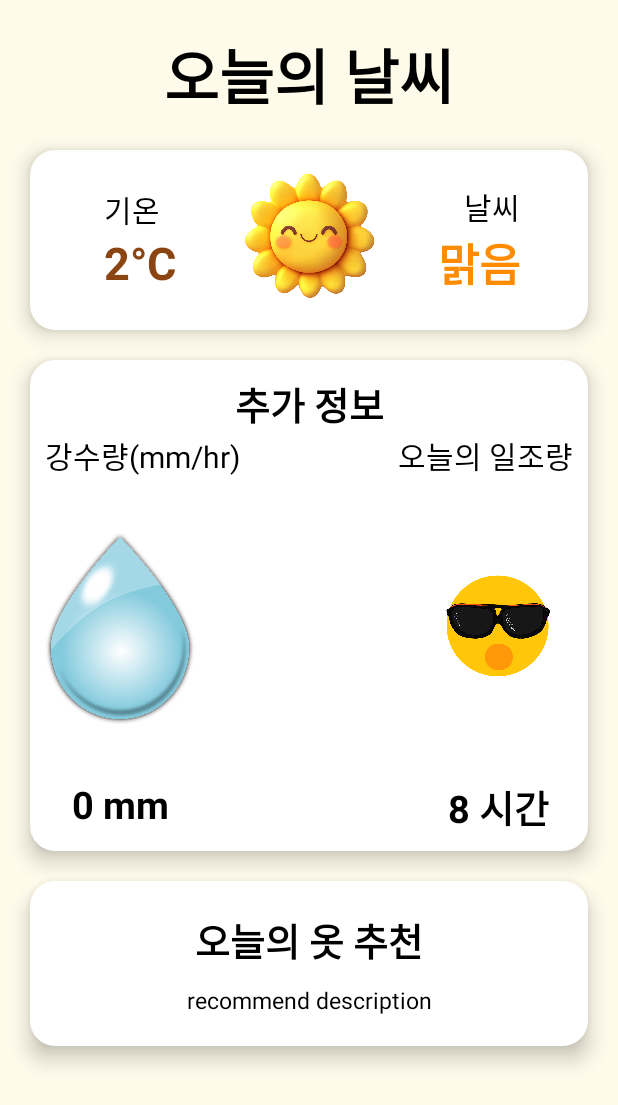
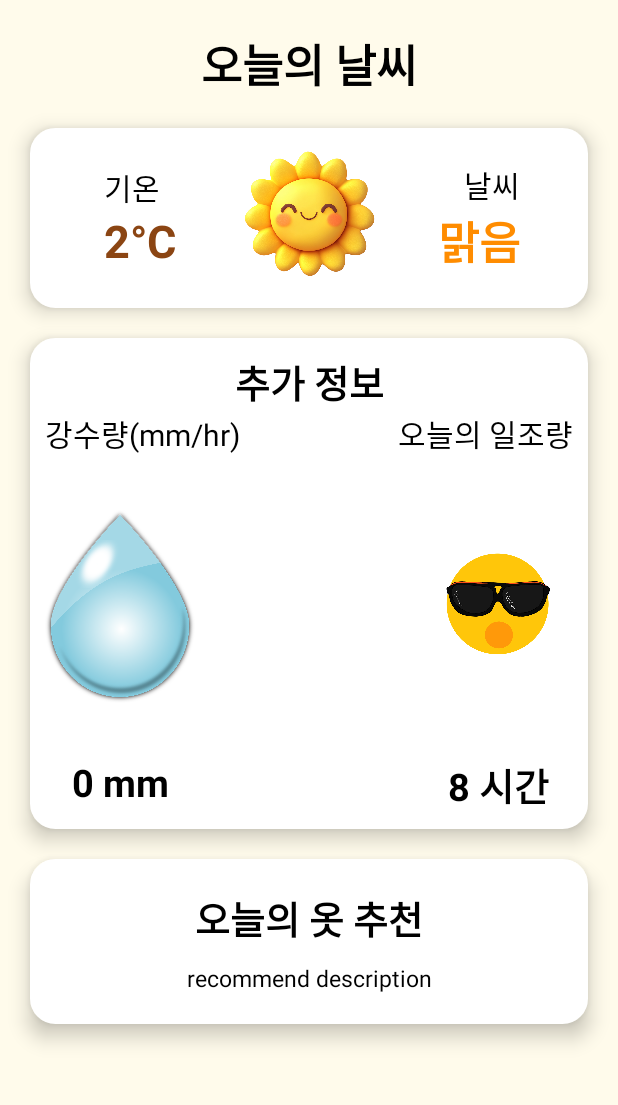
Before and after one commit to pyowonsik/OndoOtdo, an Android app: the layout fragment_main.xml on its own in the app's theme, with its tools: preview values and no code run, on a phone screen of 412 x 824 dp. Shown: the top 1105 px of the screen. Run offline under Robolectric (Android 15) with nearby library versions, the phone set to English and light mode, and no system bars.

Commit message:
hotfix : ui 수정

```diff
--- a/app/src/main/java/com/wspyo/ondootdo/MainFragment.kt
+++ b/app/src/main/java/com/wspyo/ondootdo/MainFragment.kt
@@ -45,7 +45,7 @@ class MainFragment : Fragment() {
         val weatherResponse : WeatherResponse? = weatherViewModel.weatherResponse.value
 
         binding.TemperatureArea.text = weatherResponse?.main?.getTempInCelsius().toString() + "°C"
-        binding.TitleTextArea.text = weatherViewModel.address.value.toString() + "의 오늘의 날씨"
+        binding.TitleTextArea.text = weatherViewModel.address.value.toString() + " 오늘의 날씨"
         val imageName = getCurrentWeather(weatherResponse?.weather?.firstOrNull()?.getCurrentWeather().toString())["weatherImg"]
         val resourceId = resources.getIdentifier(imageName, "drawable", requireContext().packageName)
         binding.WeatherImageArea.setImageResource(resourceId)
--- a/app/src/main/java/com/wspyo/ondootdo/SearchFragment.kt
+++ b/app/src/main/java/com/wspyo/ondootdo/SearchFragment.kt
@@ -6,6 +6,7 @@ import androidx.fragment.app.Fragment
 import android.view.LayoutInflater
 import android.view.View
 import android.view.ViewGroup
+import android.widget.Toast
 import androidx.databinding.DataBindingUtil
 import androidx.navigation.findNavController
 import com.wspyo.ondootdo.databinding.FragmentSearchBinding
@@ -24,10 +25,12 @@ class SearchFragment : Fragment() {
     ): View? {
         binding = DataBindingUtil.inflate(inflater, R.layout.fragment_search, container,false)
 
-
         binding.SearchBtn.setOnClickListener{
 //            Log.d("SearchFragment",binding.searchEditTextArea.text.toString())
 //            지역 검색 -> 검색어를 이용해 좌표값 -> 좌표 값을 이용해 weatherApi 호출
+//            Toast.makeText(requireContext(),binding.searchEditTextArea.text.toString(),Toast.LENGTH_SHORT).show()
+            var searchAddress = binding.searchEditTextArea.text
+
         }
 
 
--- a/app/src/main/java/com/wspyo/ondootdo/viewModel/WeatherViewModel.kt
+++ b/app/src/main/java/com/wspyo/ondootdo/viewModel/WeatherViewModel.kt
@@ -111,7 +111,7 @@ class WeatherViewModel(application: Application) : AndroidViewModel(application)
 //                Log.d("WeatherViewModel","${addresses}")
                 var splitAddress = addresses[0].getAddressLine(0).split(" ")
 //                val addressText = "${splitAddress[1] + " " + splitAddress[2]}"
-                val addressText = "${splitAddress[2]}"
+                val addressText = "${splitAddress[1]}"
 
                 _address.value = addressText
             } else {
--- a/app/src/main/res/layout/fragment_main.xml
+++ b/app/src/main/res/layout/fragment_main.xml
@@ -9,7 +9,7 @@
         tools:context=".MainFragment"
         android:background="@color/very_light_yellow" >
 
-
+gi
         <androidx.constraintlayout.widget.ConstraintLayout
             android:layout_width="match_parent"
             android:layout_height="match_parent">
@@ -21,7 +21,7 @@
                 android:gravity="center"
                 android:text="오늘의 날씨"
                 android:textColor="@color/black"
-                android:textSize="40sp"
+                android:textSize="30sp"
                 android:layout_marginTop="20dp"
                 android:textStyle="bold"
                 app:layout_constraintTop_toTopOf="parent" />
```
